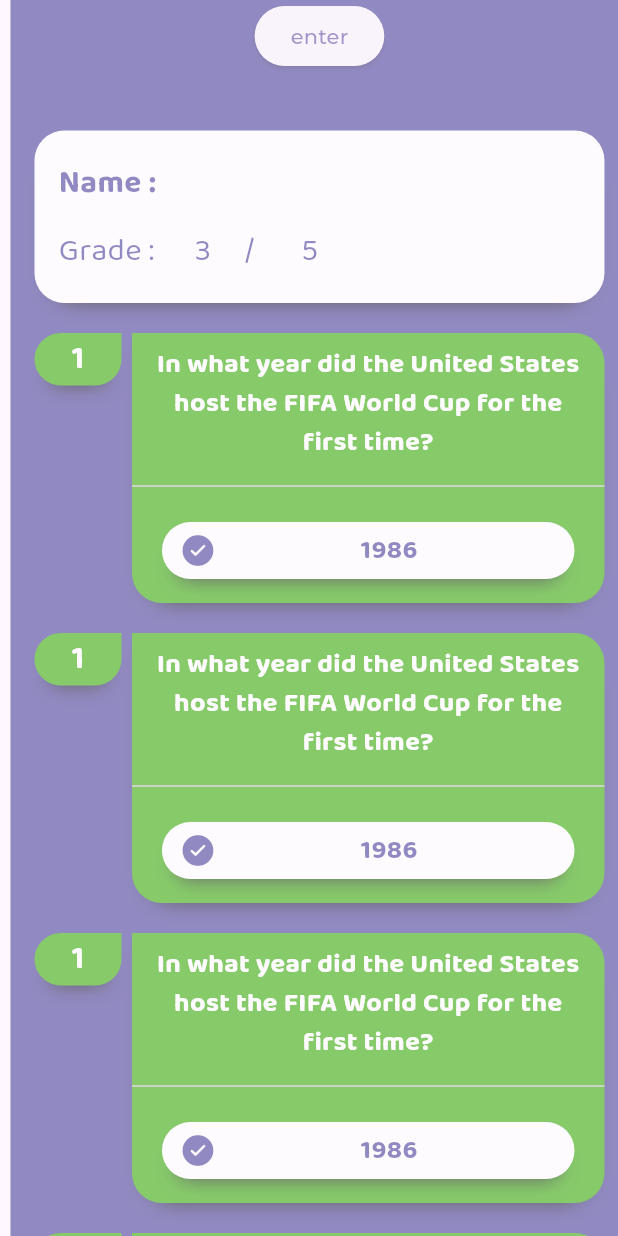
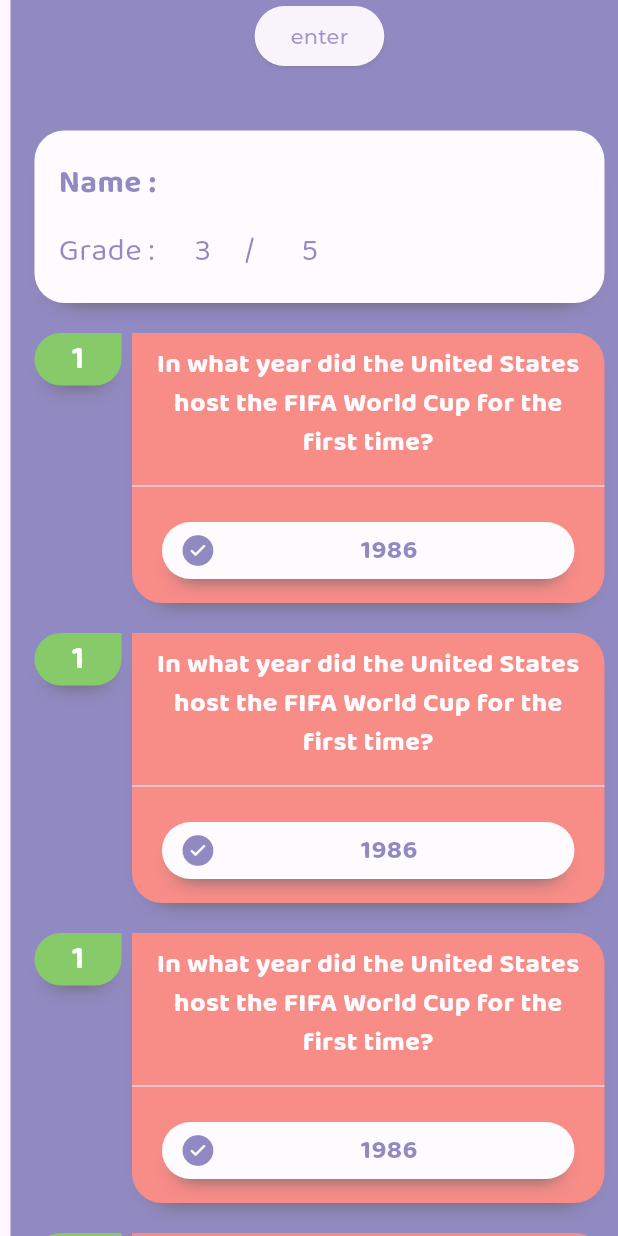
Before and after one commit to Ahmed-elsaid-AEA/quiz_app, a Flutter app: the QuizScreen screen opened directly with empty values, after a tap on "flutter developer", after a tap on "Previous", on a phone screen of 412 x 824 dp. Run offline on Flutter 3.47's test engine with Material 3 defaults, Android fonts, the phone set to English and light mode, and no system bars; our stand-ins replace dots_indicator, flutter_svg, google_fonts, percent_indicator; missing offline and left inert: multiple_stream_builder; project files that could hold a hidden picture were left out.

Commit message:
switch between correct and wrong answer
Took 10 minutes

```diff
--- a/lib/controller/answer/answer_screen_controller.dart
+++ b/lib/controller/answer/answer_screen_controller.dart
@@ -1,10 +1,26 @@
+import 'package:quiz_app/core/resources/const_values.dart';
+import 'package:quiz_app/core/resources/strings_values.dart';
+
 class AnswerScreenController {
   late Map studentAnswers;
+  List<bool> answers = [];
 
   void getStudentAnswers(Map studentAnswers) {
-   this. studentAnswers = studentAnswers;
+    this.studentAnswers = studentAnswers;
+    compareAnswers();
   }
-  void printList(){
+
+  void compareAnswers() {
+    answers.clear();
+    for (int i = 0; i < ConstValue.questionList.length; i++) {
+      bool an = studentAnswers[StringsValues.kListCorrectAnswer][i] ==
+          ConstValue.questionList[i].correctAnswer;
+      answers.add(an);
+    }
+    print(answers);
+  }
+
+  void printList() {
     print(studentAnswers);
   }
 }
--- a/lib/core/resources/const_values.dart
+++ b/lib/core/resources/const_values.dart
@@ -15,7 +15,7 @@ class ConstValue {
   static List<QuestionModel> questionList = [
     QuestionModel(
         question: "what is your job as engineer ",
-        correctAnswer: "flutter developer",
+        correctAnswer:0,
         listAnswers: [
           "flutter developer",
           "doctor",
@@ -23,7 +23,7 @@ class ConstValue {
         ]),
     QuestionModel(
         question: "what is make flutter ",
-        correctAnswer: "google",
+        correctAnswer:2,
         listAnswers: [
           "microsoft",
           "oracle",
@@ -32,7 +32,7 @@ class ConstValue {
         ]),
     QuestionModel(
         question: "What is the capital of France?",
-        correctAnswer: "Paris",
+        correctAnswer: 1,
         listAnswers: [
           "Berlin",
           "Paris",
@@ -41,7 +41,7 @@ class ConstValue {
           "Rome",
         ]), QuestionModel(
         question: "Who wrote the play \"Romeo and Juliet\"",
-        correctAnswer: "William",
+        correctAnswer: 1,
         listAnswers: [
           "William Shakespeare",
           "me",
--- a/lib/view/answer_screen/screens/answers_screen.dart
+++ b/lib/view/answer_screen/screens/answers_screen.dart
@@ -43,7 +43,7 @@ class _AnswerScreenState extends State<AnswerScreen> {
             children: [
               ElevatedButton(
                   onPressed: () {
-                    controller.printList();
+                    controller.compareAnswers();
                   },
                   child: Text("enter")),
               CustomInformationStudent(
@@ -55,21 +55,26 @@ class _AnswerScreenState extends State<AnswerScreen> {
               ListView.separated(
                   physics: const NeverScrollableScrollPhysics(),
                   shrinkWrap: true,
-                  itemBuilder: (context, index) => const Padding(
+                  itemBuilder: (context, index) => Padding(
                         padding: EdgeInsets.symmetric(
                             horizontal: PaddingValuesManagers.p16),
                         child: Row(
                           crossAxisAlignment: CrossAxisAlignment.start,
                           children: [
                             CustomQuestionNumberAnswerScreen(order: 1),
-                            CustomStatusAnswerAnswersScreen()
+                            CustomStatusAnswerAnswersScreen(
+                              color: controller.answers[index] == true
+                                  ? ColorManager.kGreenBold
+                                  : Colors.red,
+                            )
                           ],
                         ),
                       ),
                   separatorBuilder: (context, index) => const SizedBox(
                         height: HeightValuesManager.h20,
                       ),
-                  itemCount: controller.studentAnswers[StringsValues.kListCorrectAnswer].length),
+                  itemCount: controller
+                      .studentAnswers[StringsValues.kListCorrectAnswer].length),
               const SizedBox(
                 height: HeightValuesManager.h20,
               )
--- a/lib/view/answer_screen/widgets/custom_status_answer_answers_screen.dart
+++ b/lib/view/answer_screen/widgets/custom_status_answer_answers_screen.dart
@@ -9,9 +9,9 @@ import 'package:quiz_app/core/resources/width_values_managers.dart';
 
 class CustomStatusAnswerAnswersScreen extends StatelessWidget {
   const CustomStatusAnswerAnswersScreen({
-    super.key,
+    super.key, required this.color,
   });
-
+final Color color;
   @override
   Widget build(BuildContext context) {
     return Expanded(
@@ -21,13 +21,13 @@ class CustomStatusAnswerAnswersScreen extends StatelessWidget {
         ),
         alignment: Alignment.center,
         // width: double.infinity,
-        decoration: const BoxDecoration(
+        decoration:   BoxDecoration(
             boxShadow: [
-              BoxShadow(
+              const BoxShadow(
                   blurRadius: 10, spreadRadius: -10, offset: Offset(0, 10)),
             ],
-            color: ColorManager.kGreenBold,
-            borderRadius: BorderRadius.only(
+            color: color,
+            borderRadius: const BorderRadius.only(
               topRight: Radius.circular(20),
               bottomRight: Radius.circular(20),
               bottomLeft: Radius.circular(20),
```
Also changed, not shown: lib/models/quiz_screen/question_model.dart (+8 -8 lines).
